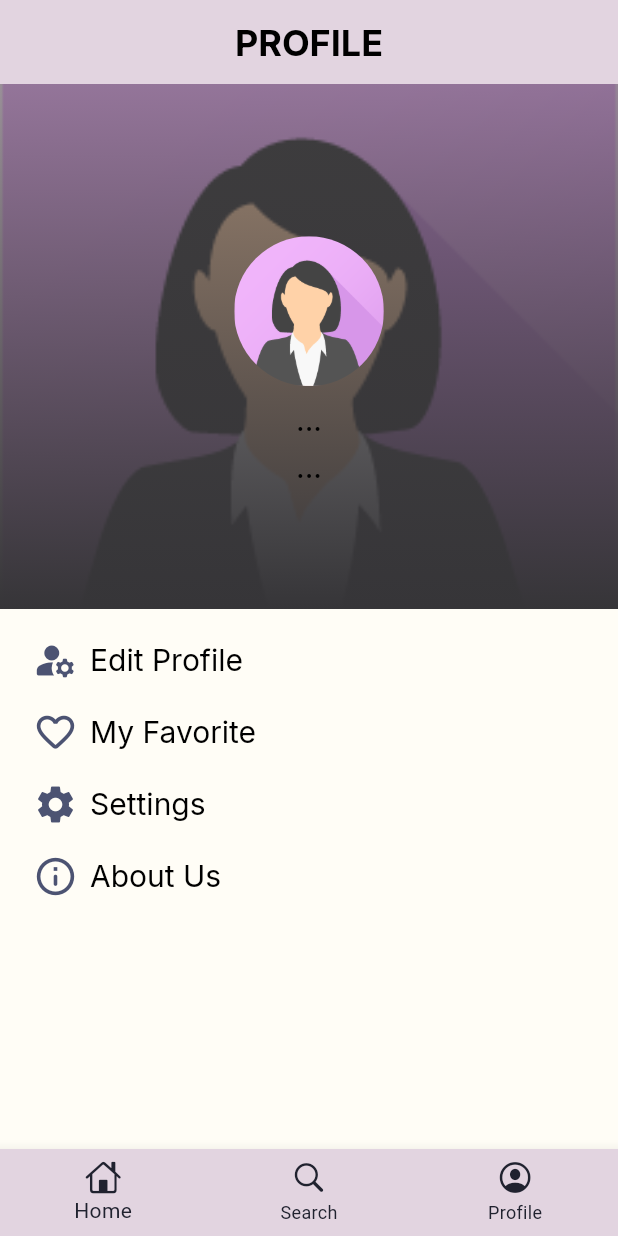
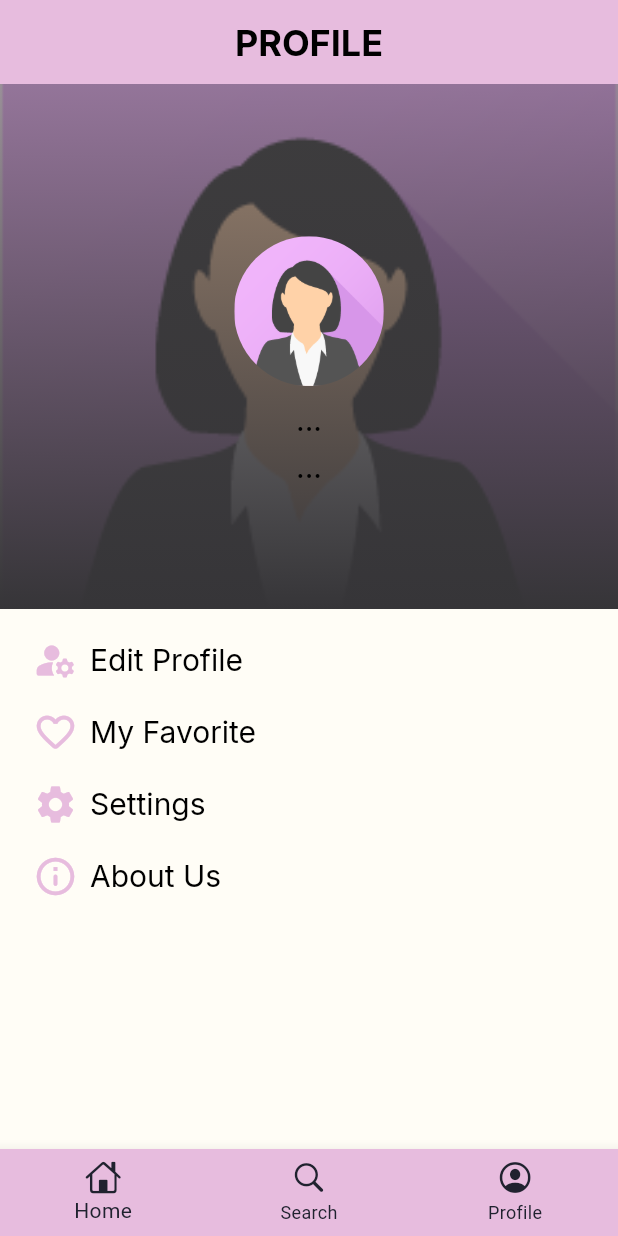
Before and after one commit to Natalieefd/Lieanna-Bag, a Flutter app: the Profile screen opened directly, on a phone screen of 412 x 824 dp. Run offline on Flutter 3.47's test engine with Material 3 defaults, Android fonts, the phone set to English and light mode, and no system bars; our stand-ins replace cloud_firestore, email_validator, firebase_auth, firebase_core, firebase_storage, google_fonts and 2 more; accounts and stored records are empty.

Commit message:
ubah skema warna

```diff
--- a/lib/Provider/themeMode.dart
+++ b/lib/Provider/themeMode.dart
@@ -10,11 +10,11 @@ class ThemeModeData extends ChangeNotifier {
   Color get containerColor {
     switch (_selectedColorScheme) {
       case 0:
-        return Color.fromRGBO(226, 212, 224, 1);
+        return Color.fromRGBO(231, 188, 222, 1);
       case 1:
-        return Color.fromRGBO(101, 69, 31, 1);
+        return Color.fromRGBO(255, 194, 111, 1);
       case 2:
-        return Color.fromRGBO(154, 59, 59, 1);
+        return Color.fromRGBO(255, 180, 180, 1);
       case 3:
         return Color.fromRGBO(130, 148, 196, 1);
       default:
--- a/lib/page/login_page.dart
+++ b/lib/page/login_page.dart
@@ -313,7 +313,7 @@ class _LoginPageState extends State<LoginPage> {
                         alert(context, 'Warning', e.toString());
                       }
                     } else {
-                      alert(context, "Waring",
+                      alert(context, "Warning",
                           "Mohon lengkapi data login terlebih dahulu!");
                     }
                   },
--- a/lib/page/profile.dart
+++ b/lib/page/profile.dart
@@ -99,7 +99,7 @@ class Profile extends StatelessWidget {
                   );
                 }
               },
-              selectedItemColor:  Color.fromRGBO(32, 34, 47, 1),
+              selectedItemColor: Color.fromRGBO(32, 34, 47, 1),
               unselectedItemColor: Color.fromRGBO(32, 34, 47, 1),
               items: [
                 BottomNavigationBarItem(
@@ -207,8 +207,8 @@ class Profile extends StatelessWidget {
                               padding: const EdgeInsets.all(0),
                               decoration: BoxDecoration(
                                   image: DecorationImage(
-                                      image: NetworkImage(
-                                          profileData.toString()),
+                                      image:
+                                          NetworkImage(profileData.toString()),
                                       fit: BoxFit.cover)),
                               child: Container(
                                 width: lebar,
@@ -282,7 +282,8 @@ class Profile extends StatelessWidget {
                               icon: Icon(
                                 Icons.manage_accounts_rounded,
                                 size: 30,
-                                color: Color(0xFF4C5372),
+                                color: Provider.of<ThemeModeData>(context)
+                                    .containerColor,
                               ),
                               label: Text(
                                 "Edit Profile",
@@ -301,7 +302,8 @@ class Profile extends StatelessWidget {
                               icon: Icon(
                                 Icons.favorite_border_rounded,
                                 size: 30,
-                                color: Color(0xFF4C5372),
+                                color: Provider.of<ThemeModeData>(context)
+                                    .containerColor,
                               ),
                               label: Text(
                                 "My Favorite",
@@ -321,7 +323,8 @@ class Profile extends StatelessWidget {
                               icon: Icon(
                                 Icons.settings,
                                 size: 30,
-                                color: Color(0xFF4C5372),
+                                color: Provider.of<ThemeModeData>(context)
+                                    .containerColor,
                               ),
                               label: Text(
                                 "Settings",
@@ -340,7 +343,8 @@ class Profile extends StatelessWidget {
                               icon: Icon(
                                 Icons.info_outline_rounded,
                                 size: 30,
-                                color: Color(0xFF4C5372),
+                                color: Provider.of<ThemeModeData>(context)
+                                    .containerColor,
                               ),
                               label: Text(
                                 "About Us",
```
